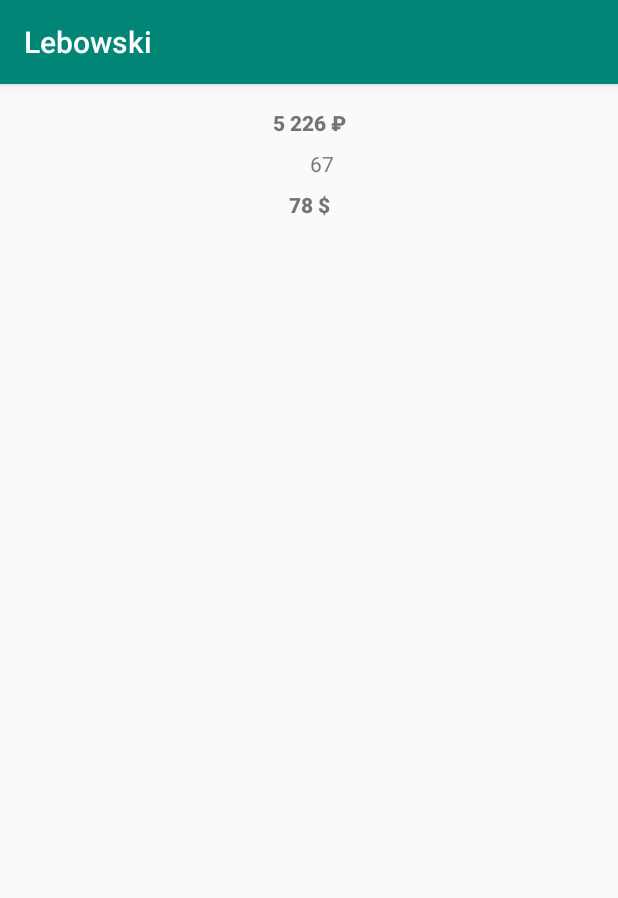
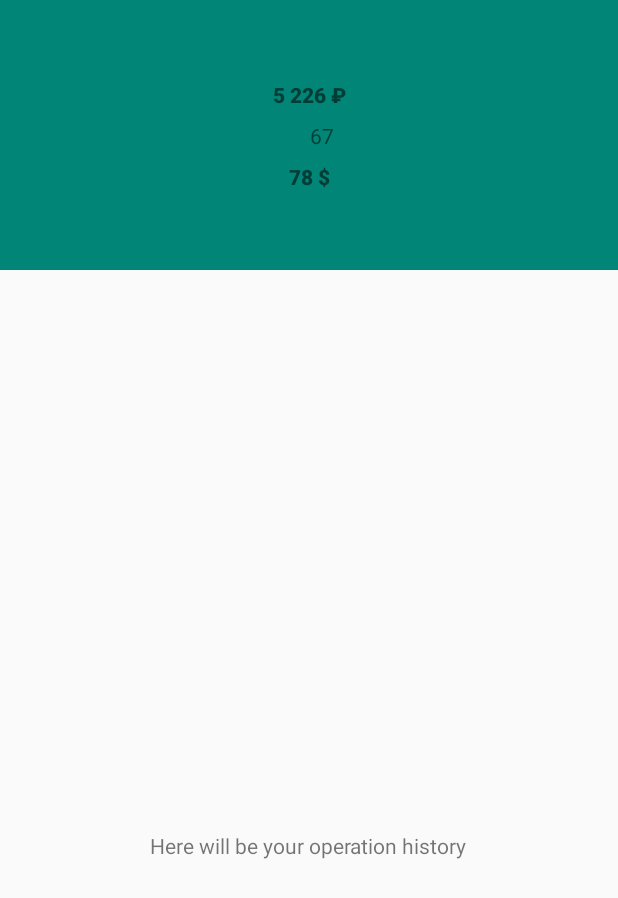
Before and after one commit to iliailemkov/Lebowski, an Android app: the screen it shows after launch (MainActivity), on a phone screen of 412 x 824 dp. Shown: the top 898 px of the screen. Run offline under Robolectric (Android 15) with nearby library versions, the phone set to English and light mode, and no system bars; our stand-ins replace data binding.

Commit message:
add CoordinatorLayout

```diff
--- a/app/build.gradle
+++ b/app/build.gradle
@@ -35,6 +35,7 @@ dependencies {
 
 
     implementation 'androidx.appcompat:appcompat:1.0.0-beta01'
+    implementation 'com.google.android.material:material:1.0.0-beta01'
     implementation 'androidx.constraintlayout:constraintlayout:1.1.2'
     implementation 'androidx.lifecycle:lifecycle-extensions:2.0.0-beta01'
 
--- a/app/src/main/AndroidManifest.xml
+++ b/app/src/main/AndroidManifest.xml
@@ -8,7 +8,7 @@
         android:label="@string/app_name"
         android:roundIcon="@mipmap/ic_launcher_round"
         android:supportsRtl="true"
-        android:theme="@style/AppTheme">
+        android:theme="@style/AppTheme.NoActionBar">
         <activity android:name=".MainActivity">
             <intent-filter>
                 <action android:name="android.intent.action.MAIN" />
--- a/app/src/main/res/layout/home_fragment.xml
+++ b/app/src/main/res/layout/home_fragment.xml
@@ -11,6 +11,34 @@
             type="com.yury.lebowski.ui.home.HomeViewModel" />
     </data>
 
+
+    <androidx.coordinatorlayout.widget.CoordinatorLayout
+        android:layout_width="match_parent"
+        android:layout_height="match_parent">
+
+        <androidx.core.widget.NestedScrollView
+            android:layout_width="match_parent"
+            android:layout_height="match_parent"
+            app:layout_behavior="@string/appbar_scrolling_view_behavior">
+            <TextView
+                android:layout_width="wrap_content"
+                android:layout_height="wrap_content"
+                android:layout_gravity="center"
+                android:gravity="center"
+                android:text="@string/future_operations" />
+        </androidx.core.widget.NestedScrollView>
+
+        <com.google.android.material.appbar.AppBarLayout
+            android:layout_width="match_parent"
+            android:layout_height="@dimen/tall_toolbar_height">
+
+            <com.google.android.material.appbar.CollapsingToolbarLayout
+                android:layout_width="match_parent"
+                android:layout_height="match_parent"
+                app:contentScrim="?attr/colorPrimary"
+                app:expandedTitleGravity="top"
+                app:layout_scrollFlags="scroll|exitUntilCollapsed|snap">
+
                 <androidx.constraintlayout.widget.ConstraintLayout
                     android:id="@+id/home"
                     android:layout_width="match_parent"
@@ -21,23 +49,23 @@
                         android:id="@+id/balance_main"
                         android:layout_width="wrap_content"
                         android:layout_height="wrap_content"
-            android:layout_marginTop="16dp"
+                        android:layout_marginBottom="8dp"
                         android:fontFamily="sans-serif-black"
                         android:text="@{viewmodel.balanceMain}"
+                        app:layout_constraintBottom_toTopOf="@+id/currency"
                         app:layout_constraintEnd_toEndOf="parent"
                         app:layout_constraintStart_toStartOf="parent"
-            app:layout_constraintTop_toTopOf="parent"
                         tools:text="main" />
 
                     <TextView
                         android:id="@+id/currency"
                         android:layout_width="wrap_content"
                         android:layout_height="wrap_content"
-            android:layout_marginTop="8dp"
                         android:layout_marginEnd="8dp"
                         android:text="@{viewmodel.currency}"
+                        app:layout_constraintBottom_toBottomOf="parent"
                         app:layout_constraintEnd_toEndOf="@id/balance_main"
-            app:layout_constraintTop_toBottomOf="@id/balance_main"
+                        app:layout_constraintTop_toTopOf="parent"
                         tools:text="currency" />
 
                     <TextView
@@ -54,4 +82,57 @@
 
 
                 </androidx.constraintlayout.widget.ConstraintLayout>
+
+                <androidx.appcompat.widget.Toolbar
+                    android:layout_width="match_parent"
+                    android:layout_height="?attr/actionBarSize"
+                    app:layout_collapseMode="pin" />
+            </com.google.android.material.appbar.CollapsingToolbarLayout>
+        </com.google.android.material.appbar.AppBarLayout>
+
+    </androidx.coordinatorlayout.widget.CoordinatorLayout>
+
+    <!--<androidx.constraintlayout.widget.ConstraintLayout-->
+    <!--android:id="@+id/home"-->
+    <!--android:layout_width="match_parent"-->
+    <!--android:layout_height="match_parent"-->
+    <!--tools:context=".ui.home.HomeFragment">-->
+
+    <!--<TextView-->
+    <!--android:id="@+id/balance_main"-->
+    <!--android:layout_width="wrap_content"-->
+    <!--android:layout_height="wrap_content"-->
+    <!--android:layout_marginTop="16dp"-->
+    <!--android:fontFamily="sans-serif-black"-->
+    <!--android:text="@{viewmodel.balanceMain}"-->
+    <!--app:layout_constraintEnd_toEndOf="parent"-->
+    <!--app:layout_constraintStart_toStartOf="parent"-->
+    <!--app:layout_constraintTop_toTopOf="parent"-->
+    <!--tools:text="main" />-->
+
+    <!--<TextView-->
+    <!--android:id="@+id/currency"-->
+    <!--android:layout_width="wrap_content"-->
+    <!--android:layout_height="wrap_content"-->
+    <!--android:layout_marginTop="8dp"-->
+    <!--android:layout_marginEnd="8dp"-->
+    <!--android:text="@{viewmodel.currency}"-->
+    <!--app:layout_constraintEnd_toEndOf="@id/balance_main"-->
+    <!--app:layout_constraintTop_toBottomOf="@id/balance_main"-->
+    <!--tools:text="currency" />-->
+
+    <!--<TextView-->
+    <!--android:id="@+id/balance_secondary"-->
+    <!--android:layout_width="wrap_content"-->
+    <!--android:layout_height="wrap_content"-->
+    <!--android:layout_marginTop="8dp"-->
+    <!--android:fontFamily="sans-serif-black"-->
+    <!--android:text="@{viewmodel.balanceSecondary}"-->
+    <!--app:layout_constraintEnd_toEndOf="parent"-->
+    <!--app:layout_constraintStart_toStartOf="parent"-->
+    <!--app:layout_constraintTop_toBottomOf="@id/currency"-->
+    <!--tools:text="secondary" />-->
+
+
+    <!--</androidx.constraintlayout.widget.ConstraintLayout>-->
 </layout>
--- /dev/null
+++ b/app/src/main/res/values/dimens.xml
@@ -0,0 +1,4 @@
+<?xml version="1.0" encoding="utf-8"?>
+<resources>
+    <dimen name="tall_toolbar_height">180dp</dimen>
+</resources>
--- a/app/src/main/res/values/strings.xml
+++ b/app/src/main/res/values/strings.xml
@@ -1,3 +1,4 @@
 <resources>
     <string name="app_name">Lebowski</string>
+    <string name="future_operations">Here will be your operation history</string>
 </resources>
--- a/app/src/main/res/values/styles.xml
+++ b/app/src/main/res/values/styles.xml
@@ -8,4 +8,9 @@
         <item name="colorAccent">@color/colorAccent</item>
     </style>
 
+    <style name="AppTheme.NoActionBar">
+        <item name="windowActionBar">false</item>
+        <item name="windowNoTitle">true</item>
+    </style>
+
 </resources>
```
Lines whose indentation alone changed are shown as unchanged.
